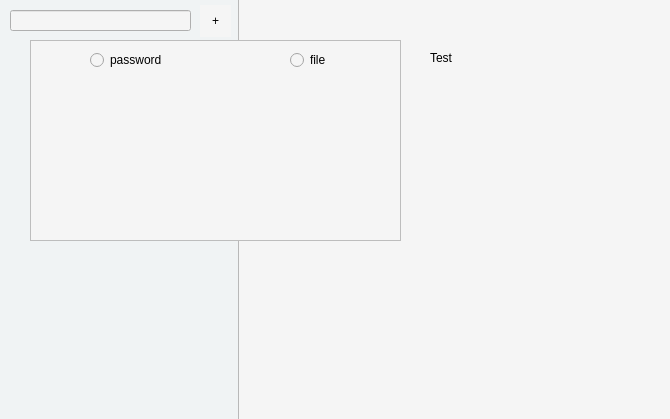
This is mainwindow.ui in jwdeitch/simplesafe as Qt 5 draws it before an edit. The edited form follows.
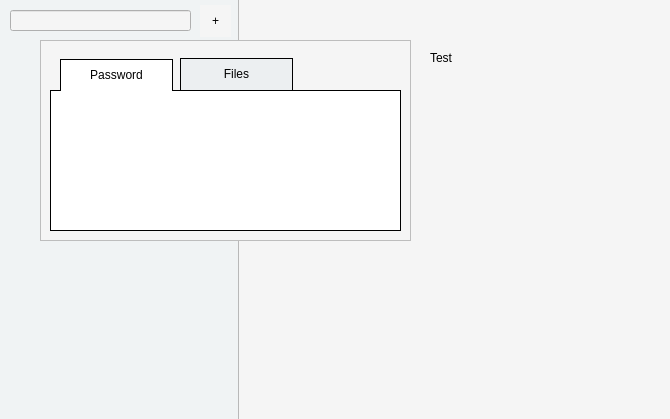
This is the edited form.

The edit to the form file:
```diff
--- a/mainwindow.ui
+++ b/mainwindow.ui
@@ -66,7 +66,7 @@
   <widget class="QFrame" name="newAssetFrame">
    <property name="geometry">
     <rect>
-     <x>30</x>
+     <x>40</x>
      <y>40</y>
      <width>371</width>
      <height>201</height>
@@ -81,32 +81,83 @@
    <property name="frameShadow">
     <enum>QFrame::Raised</enum>
    </property>
-   <widget class="QRadioButton" name="radioButton">
+   <widget class="QPushButton" name="passwordSelectBtn">
     <property name="geometry">
      <rect>
-      <x>60</x>
-      <y>10</y>
-      <width>84</width>
-      <height>20</height>
+      <x>20</x>
+      <y>19</y>
+      <width>113</width>
+      <height>32</height>
      </rect>
     </property>
+    <property name="autoFillBackground">
+     <bool>false</bool>
+    </property>
+    <property name="styleSheet">
+     <string notr="true">background-color: white;
+border-top: 1px solid black;
+border-left: 1px solid black;
+border-right: 1px solid black;</string>
+    </property>
     <property name="text">
-     <string>password</string>
+     <string>Password</string>
     </property>
+    <property name="flat">
+     <bool>true</bool>
+    </property>
    </widget>
-   <widget class="QRadioButton" name="radioButton_2">
+   <widget class="QPushButton" name="fileSelectBtn">
     <property name="geometry">
      <rect>
-      <x>260</x>
-      <y>10</y>
-      <width>44</width>
-      <height>20</height>
+      <x>140</x>
+      <y>18</y>
+      <width>113</width>
+      <height>32</height>
      </rect>
     </property>
+    <property name="autoFillBackground">
+     <bool>false</bool>
+    </property>
+    <property name="styleSheet">
+     <string notr="true">background-color: #ECEFF1;
+border-top: 1px solid black;
+border-left: 1px solid black;
+border-right: 1px solid black;</string>
+    </property>
     <property name="text">
-     <string>file</string>
+     <string>Files</string>
     </property>
+    <property name="flat">
+     <bool>true</bool>
+    </property>
    </widget>
+   <widget class="QFrame" name="frame">
+    <property name="geometry">
+     <rect>
+      <x>10</x>
+      <y>50</y>
+      <width>351</width>
+      <height>141</height>
+     </rect>
+    </property>
+    <property name="autoFillBackground">
+     <bool>false</bool>
+    </property>
+    <property name="styleSheet">
+     <string notr="true">background-color: white;
+border: none;
+border: 1px solid black;</string>
+    </property>
+    <property name="frameShape">
+     <enum>QFrame::StyledPanel</enum>
+    </property>
+    <property name="frameShadow">
+     <enum>QFrame::Raised</enum>
+    </property>
+   </widget>
+   <zorder>frame</zorder>
+   <zorder>passwordSelectBtn</zorder>
+   <zorder>fileSelectBtn</zorder>
   </widget>
   <widget class="QPushButton" name="newAssetBtn">
    <property name="geometry">
```
